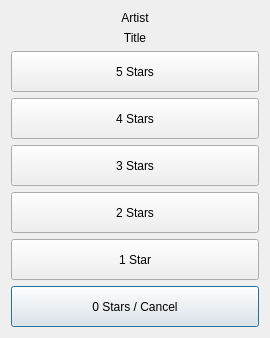
This is GUI/RateSongDlg.ui in jankrassnigg/Form1 as Qt 5 draws it before an edit. The edited form follows.
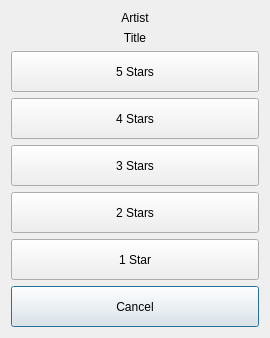
This is the edited form. Icons and pictures are not drawn.

Commit message: Rating fixes + 1 Star Hotkey

Diff of the .ui file:
```diff
--- a/GUI/RateSongDlg.ui
+++ b/GUI/RateSongDlg.ui
@@ -169,7 +169,7 @@
       </size>
      </property>
      <property name="text">
-      <string>0 Stars / Cancel</string>
+      <string>Cancel</string>
      </property>
      <property name="default">
       <bool>true</bool>
```
The commit also changes 5 other files.
